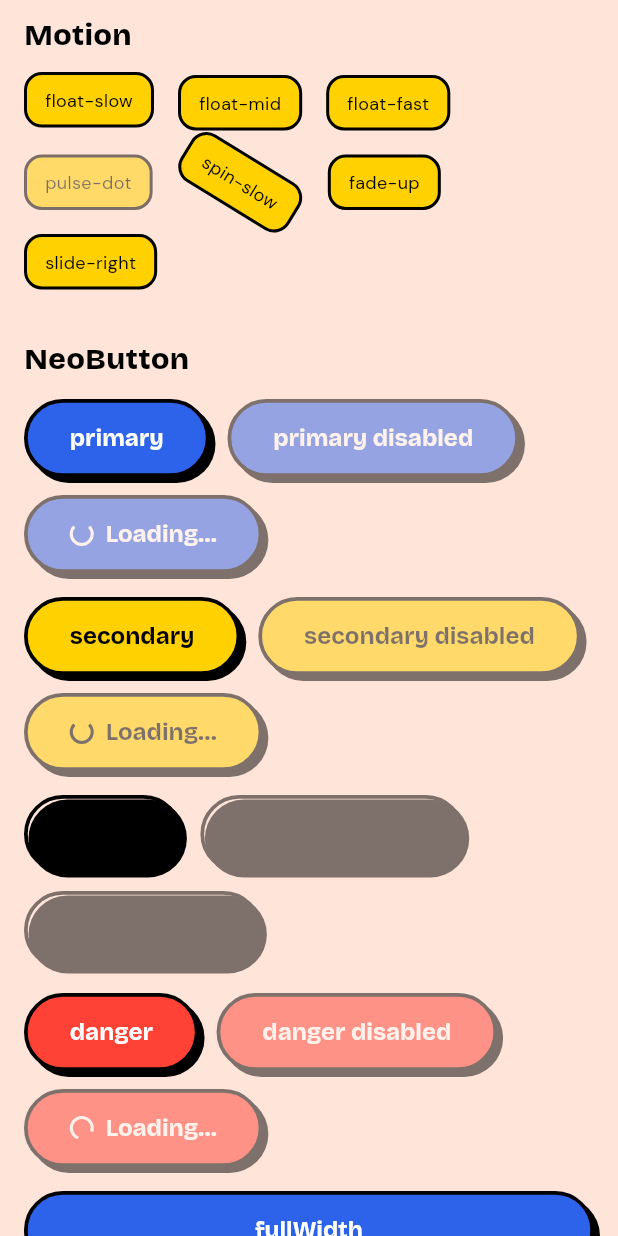
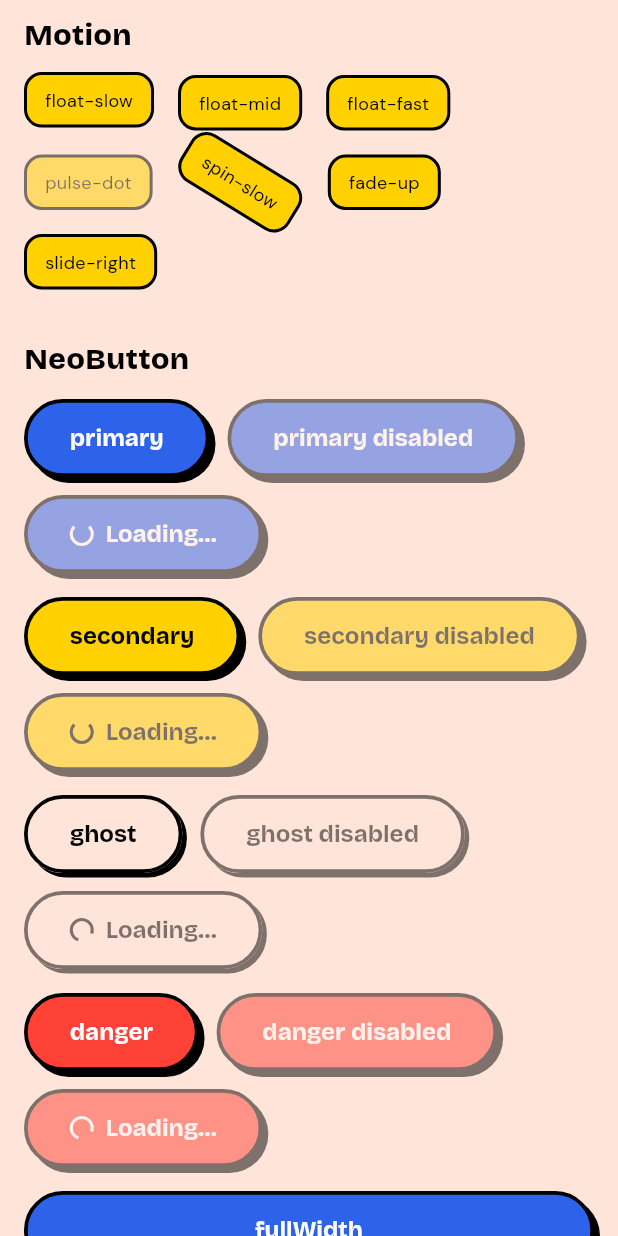
Before and after one commit to Koi-fyp/Koi, a Flutter app: the DesignGallery screen opened directly, scrolled down 1728 dp, on a phone screen of 412 x 824 dp. Run offline on Flutter 3.47's test engine with Material 3 defaults, Android fonts, the phone set to English and light mode, and no system bars; our stand-ins replace cloud_firestore, connectivity_plus, dio, firebase_auth, flutter_riverpod, flutter_secure_storage and 3 more; missing offline and left inert: cryptography, cryptography_flutter; accounts and stored records are empty; project files that could hold a hidden picture were left out.

Commit message:
fix(mobile): ghost NeoButton no longer renders as a solid black box
Flutter's BoxShadow paints under a transparent fill, so the ghost
variant (globals.css .neo-btn-ghost: transparent + 3px shadow) showed as
a black block with black, invisible text. Its shadow is now painted only
outside the button (OuterStadiumShadowPainter), like CSS box-shadow.
Affected: Settings companion picker "Cancel", Settings "Sign out
(debug)", and the debug Design Gallery. Delete My Account reuses the
shared painter.

- Pixel test renders each variant and samples the fill and shadow.
- Settings Version Info shows "Platform: Mobile App" (web: "Web App",
  settings/page.tsx:439).

Co-Authored-By: Claude Opus 5.5 <noreply@anthropic.com>

```diff
--- a/repos/koi-mobile/lib/settings/settings_screen.dart
+++ b/repos/koi-mobile/lib/settings/settings_screen.dart
@@ -317,10 +317,11 @@ class _SettingsScreenState extends ConsumerState<SettingsScreen> {
               onTap: _toggleHelp,
               body: const _HelpBody(
                 children: [
-                  // Copied as written, including "Web App" (see report).
                   _LabelledLine('Release Date:', ' January 2025', bottom: 8),
                   _LabelledLine('Build:', ' Production', bottom: 8),
-                  _LabelledLine('Platform:', ' Web App'),
+                  // settings/page.tsx:439 says "Web App"; mobile says
+                  // "Mobile App" (decision 2026-10-13).
+                  _LabelledLine('Platform:', ' Mobile App'),
                 ],
               ),
             ),
--- a/repos/koi-mobile/lib/widgets/neo_button.dart
+++ b/repos/koi-mobile/lib/widgets/neo_button.dart
@@ -4,6 +4,7 @@ import '../theme/koi_colors.dart';
 import '../theme/koi_shadows.dart';
 import '../theme/koi_text.dart';
 import 'neo_spinner.dart';
+import 'outer_shadow.dart';
 
 /// Mirrors src/components/ui/NeoButton.tsx: variant 'primary' | 'secondary' |
 /// 'ghost' | 'danger'.
@@ -143,6 +144,10 @@ class _NeoButtonState extends State<NeoButton> {
           )
         : widget.child;
 
+    // A see-through fill (ghost) must not show its own shadow through it;
+    // see OuterStadiumShadowPainter.
+    final transparent = style.background.a < 1;
+
     final button = AnimatedContainer(
       duration: NeoButton.transition,
       curve: Curves.ease,
@@ -152,27 +157,31 @@ class _NeoButtonState extends State<NeoButton> {
         0,
       ),
       width: widget.fullWidth ? double.infinity : null,
+      // transition: box-shadow 0.1s ease
+      child: TweenAnimationBuilder<double>(
+        tween: Tween(end: pressed ? style.pressedShadow : style.shadow),
+        duration: NeoButton.transition,
+        curve: Curves.ease,
+        builder: (context, px, child) => CustomPaint(
+          painter: transparent
+              ? OuterStadiumShadowPainter(
+                  color: KoiColors.neoBlack,
+                  offset: Offset(px, px),
+                )
+              : null,
+          child: Container(
             padding: widget.customPadding ?? NeoButton.padding,
             decoration: ShapeDecoration(
               color: style.background,
               shape: const StadiumBorder(
                 side: BorderSide(width: NeoButton.borderWidth),
               ),
-        shadows: KoiShadows.hard(pressed ? style.pressedShadow : style.shadow),
+              shadows: transparent ? null : KoiShadows.hard(px),
             ),
-      child: DefaultTextStyle(
-        style: textStyle,
-        softWrap: false,
-        child: IconTheme(
-          data: IconThemeData(color: style.foreground),
-          child: Row(
-            mainAxisSize: widget.fullWidth
-                ? MainAxisSize.max
-                : MainAxisSize.min,
-            mainAxisAlignment: MainAxisAlignment.center,
-            children: [content],
+            child: child,
           ),
         ),
+        child: _content(style, textStyle, content),
       ),
     );
 
@@ -192,4 +201,20 @@ class _NeoButtonState extends State<NeoButton> {
       ),
     );
   }
+
+  Widget _content(_VariantStyle style, TextStyle textStyle, Widget content) =>
+      DefaultTextStyle(
+        style: textStyle,
+        softWrap: false,
+        child: IconTheme(
+          data: IconThemeData(color: style.foreground),
+          child: Row(
+            mainAxisSize: widget.fullWidth
+                ? MainAxisSize.max
+                : MainAxisSize.min,
+            mainAxisAlignment: MainAxisAlignment.center,
+            children: [content],
+          ),
+        ),
+      );
 }
--- /dev/null
+++ b/repos/koi-mobile/lib/widgets/outer_shadow.dart
@@ -0,0 +1,36 @@
+import 'package:flutter/widgets.dart';
+
+/// Paints a zero-blur stadium (pill) shadow only where it sticks out from
+/// under the widget.
+///
+/// CSS `box-shadow` (outer) is never drawn beneath the element's own box, so
+/// a button with `background: transparent` (globals.css `.neo-btn-ghost`)
+/// shows the page through its fill and the shadow only outside it. Flutter's
+/// BoxShadow paints the whole shape under the widget, which turns a
+/// transparent button into a solid block of the shadow colour. Use this for
+/// any transparent widget with a hard shadow.
+class OuterStadiumShadowPainter extends CustomPainter {
+  const OuterStadiumShadowPainter({required this.color, required this.offset});
+
+  final Color color;
+  final Offset offset;
+
+  @override
+  void paint(Canvas canvas, Size size) {
+    if (offset == Offset.zero) return;
+    final box = RRect.fromRectAndRadius(
+      Offset.zero & size,
+      Radius.circular(size.height / 2),
+    );
+    final outside = Path.combine(
+      PathOperation.difference,
+      Path()..addRRect(box.shift(offset)),
+      Path()..addRRect(box),
+    );
+    canvas.drawPath(outside, Paint()..color = color);
+  }
+
+  @override
+  bool shouldRepaint(OuterStadiumShadowPainter old) =>
+      old.color != color || old.offset != offset;
+}
```
Also changed, not shown: repos/koi-mobile/lib/settings/privacy_screen.dart (+5 -25 lines), 3 other files. Lines whose indentation alone changed are shown as unchanged.
